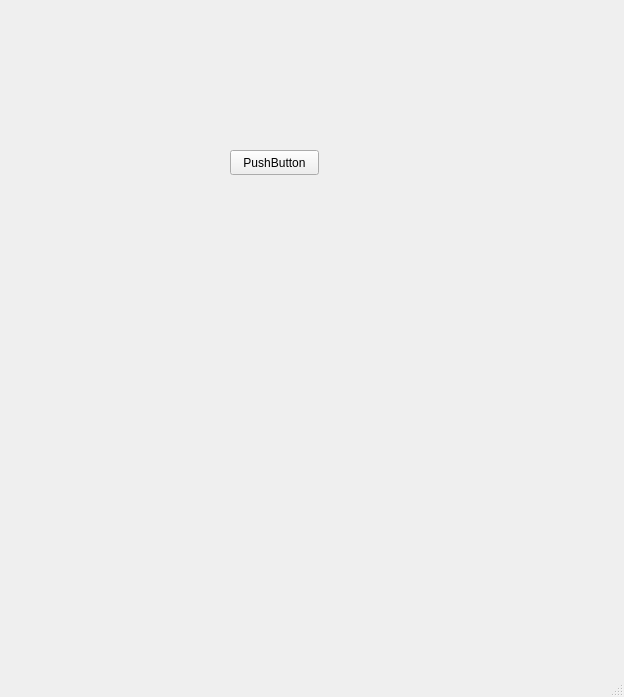
Before: the Qt Designer form untitled.ui in SergoChilo/PyQt5, drawn with Qt 5.
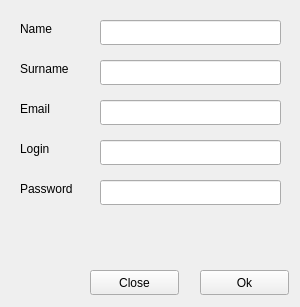
After: the same form once the commit is applied.

The edit to the form file:
```diff
--- a/untitled.ui
+++ b/untitled.ui
@@ -6,8 +6,8 @@
    <rect>
     <x>0</x>
     <y>0</y>
-    <width>624</width>
-    <height>697</height>
+    <width>300</width>
+    <height>307</height>
    </rect>
   </property>
   <property name="windowTitle">
@@ -17,28 +17,145 @@
    <widget class="QPushButton" name="pushButton">
     <property name="geometry">
      <rect>
-      <x>230</x>
-      <y>150</y>
+      <x>200</x>
+      <y>270</y>
       <width>89</width>
       <height>25</height>
      </rect>
     </property>
     <property name="text">
-     <string>PushButton</string>
+     <string>Ok</string>
     </property>
    </widget>
+   <widget class="QLabel" name="label">
+    <property name="geometry">
+     <rect>
+      <x>20</x>
+      <y>20</y>
+      <width>67</width>
+      <height>17</height>
+     </rect>
+    </property>
+    <property name="text">
+     <string>Name</string>
+    </property>
+   </widget>
+   <widget class="QLabel" name="label_2">
+    <property name="geometry">
+     <rect>
+      <x>20</x>
+      <y>60</y>
+      <width>67</width>
+      <height>17</height>
+     </rect>
+    </property>
+    <property name="text">
+     <string>Surname</string>
+    </property>
+   </widget>
+   <widget class="QLabel" name="label_3">
+    <property name="geometry">
+     <rect>
+      <x>20</x>
+      <y>100</y>
+      <width>67</width>
+      <height>17</height>
+     </rect>
+    </property>
+    <property name="text">
+     <string>Email</string>
+    </property>
+   </widget>
+   <widget class="QLabel" name="label_4">
+    <property name="geometry">
+     <rect>
+      <x>20</x>
+      <y>140</y>
+      <width>67</width>
+      <height>17</height>
+     </rect>
+    </property>
+    <property name="text">
+     <string>Login</string>
+    </property>
+   </widget>
+   <widget class="QLabel" name="label_5">
+    <property name="geometry">
+     <rect>
+      <x>20</x>
+      <y>180</y>
+      <width>67</width>
+      <height>17</height>
+     </rect>
+    </property>
+    <property name="text">
+     <string>Password</string>
+    </property>
+   </widget>
+   <widget class="QLineEdit" name="lineEdit">
+    <property name="geometry">
+     <rect>
+      <x>100</x>
+      <y>20</y>
+      <width>181</width>
+      <height>25</height>
+     </rect>
+    </property>
+   </widget>
+   <widget class="QLineEdit" name="lineEdit_2">
+    <property name="geometry">
+     <rect>
+      <x>100</x>
+      <y>60</y>
+      <width>181</width>
+      <height>25</height>
+     </rect>
+    </property>
+   </widget>
+   <widget class="QLineEdit" name="lineEdit_3">
+    <property name="geometry">
+     <rect>
+      <x>100</x>
+      <y>100</y>
+      <width>181</width>
+      <height>25</height>
+     </rect>
+    </property>
+   </widget>
+   <widget class="QLineEdit" name="lineEdit_4">
+    <property name="geometry">
+     <rect>
+      <x>100</x>
+      <y>140</y>
+      <width>181</width>
+      <height>25</height>
+     </rect>
+    </property>
+   </widget>
+   <widget class="QLineEdit" name="lineEdit_5">
+    <property name="geometry">
+     <rect>
+      <x>100</x>
+      <y>180</y>
+      <width>181</width>
+      <height>25</height>
+     </rect>
+    </property>
+   </widget>
+   <widget class="QPushButton" name="pushButton_2">
+    <property name="geometry">
+     <rect>
+      <x>90</x>
+      <y>270</y>
+      <width>89</width>
+      <height>25</height>
+     </rect>
+    </property>
+    <property name="text">
+     <string>Close</string>
+    </property>
+   </widget>
   </widget>
-  <widget class="QMenuBar" name="menubar">
-   <property name="geometry">
-    <rect>
-     <x>0</x>
-     <y>0</y>
-     <width>624</width>
-     <height>22</height>
-    </rect>
-   </property>
-  </widget>
-  <widget class="QStatusBar" name="statusbar"/>
  </widget>
  <resources/>
  <connections/>
```
Left out of the diff: 25 changed lines with no effect on the pictures.
